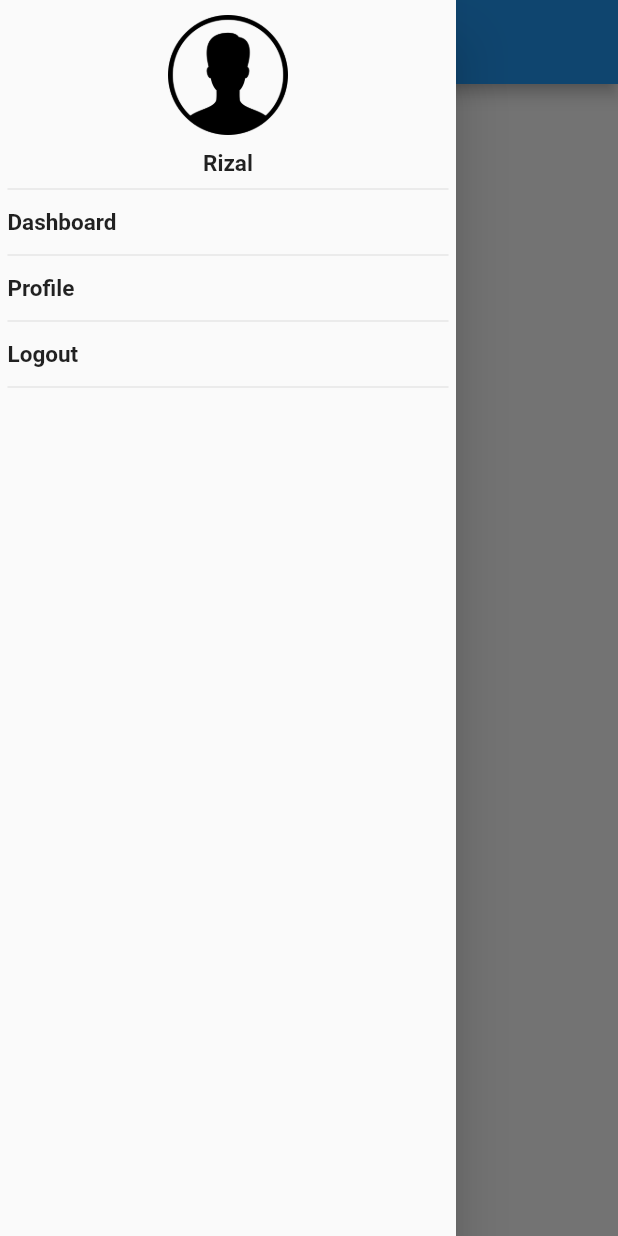
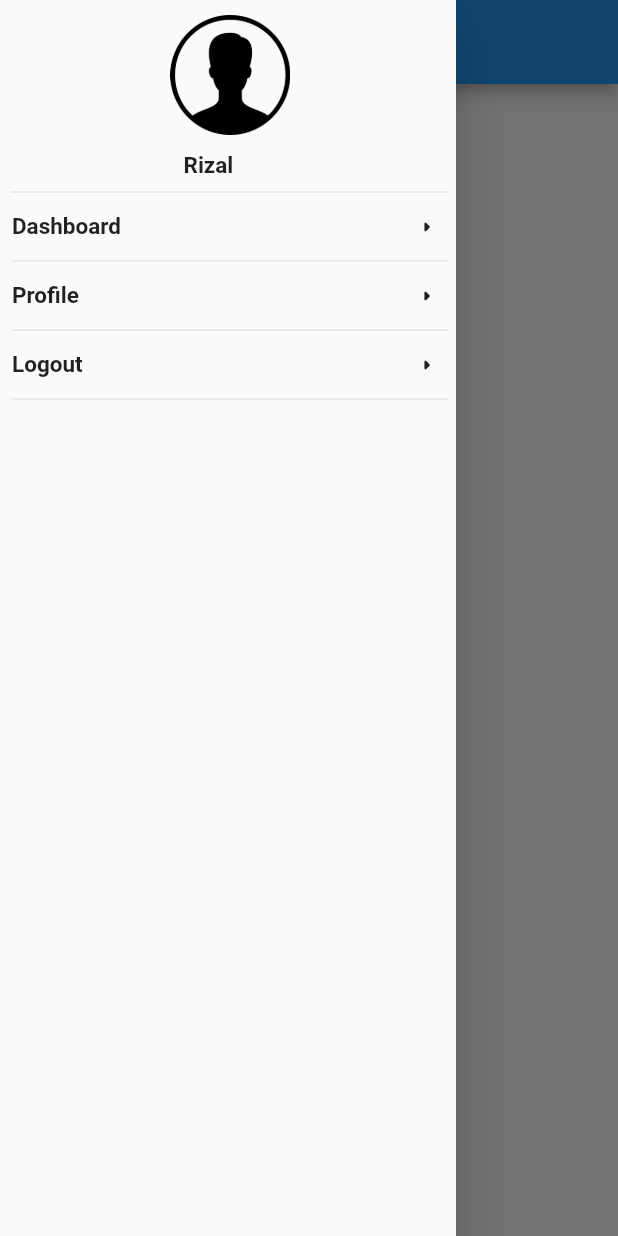
Before and after one commit to rizalsafril/flutter_beginner, a Flutter app: the screen it shows after launch, with the side drawer open, on a phone screen of 412 x 824 dp. Run offline on Flutter 3.47's test engine with Material 2 defaults, Android fonts, the phone set to English and light mode, and no system bars.

Commit message:
Lesson part 3

```diff
--- a/lib/data/menu.dart
+++ b/lib/data/menu.dart
@@ -1,12 +1,15 @@
+import 'package:flutter/material.dart';
+
 class Menu {
   final String item;
+  final IconData icon;
 
-  const Menu({this.item});
+  const Menu({this.item, this.icon});
 }
 
 const List<Menu> menu = <Menu>[
   Menu(item: "Rizal"),
-  Menu(item: "Dashboard"),
-  Menu(item: "Profile"),
-  Menu(item: "Logout"),
+  Menu(item: "Dashboard", icon: Icons.arrow_right_rounded),
+  Menu(item: "Profile", icon: Icons.arrow_right_rounded),
+  Menu(item: "Logout", icon: Icons.arrow_right_rounded),
 ];
--- a/lib/home/home.dart
+++ b/lib/home/home.dart
@@ -1,13 +1,22 @@
 import 'package:flutter/material.dart';
 import 'package:flutter_beginner/data/menu.dart';
+import 'package:flutter_beginner/home/dashboard.dart';
+import 'package:flutter_beginner/home/profile.dart';
 
-class MyHome extends StatelessWidget {
-  const MyHome({Key key}) : super(key: key);
+class MyHome extends StatefulWidget {
+  MyHome({Key key}) : super(key: key);
+
+  @override
+  _MyHomeState createState() => _MyHomeState();
+}
+
+class _MyHomeState extends State<MyHome> {
+  final items = menu.map((Menu e) => Menu(item: e.item, icon: e.icon)).toList();
+
+  int _currentIndex;
 
   @override
   Widget build(BuildContext context) {
-    final items = menu.map((Menu e) => Menu(item: e.item)).toList();
-
     return SafeArea(
       child: Scaffold(
         appBar: AppBar(
@@ -26,9 +35,34 @@ class MyHome extends StatelessWidget {
             ],
           ),
         ),
-        drawer: Drawer(
+        drawer: _showingDrawer(context, items),
+        body: Stack(
+          children: [
+            Offstage(
+              offstage: _currentIndex != 1,
+              child: TickerMode(
+                enabled: _currentIndex == 1,
+                child: Dashboard(),
+              ),
+            ),
+            Offstage(
+              offstage: _currentIndex != 2,
+              child: TickerMode(
+                enabled: _currentIndex == 2,
+                child: Profile(),
+              ),
+            ),
+          ],
+        ),
+      ),
+    );
+  }
+
+  ///This is a drawer
+  Widget _showingDrawer(BuildContext context, List items) {
+    return Drawer(
       child: Padding(
-            padding: const EdgeInsets.fromLTRB(5, 5, 5, 5),
+        padding: const EdgeInsets.fromLTRB(8, 5, 5, 5),
         child: ListView.separated(
           itemCount: items.length,
           separatorBuilder: (BuildContext context, int index) {
@@ -47,8 +81,7 @@ class MyHome extends StatelessWidget {
                         width: 80,
                         decoration: BoxDecoration(
                             image: DecorationImage(
-                                    image: AssetImage(
-                                        "assets/images/usericon.png"),
+                                image: AssetImage("assets/images/usericon.png"),
                                 fit: BoxFit.fill)),
                       ),
                     ),
@@ -56,12 +89,17 @@ class MyHome extends StatelessWidget {
                     Row(
                       children: [
                         Expanded(
+                          flex: 9,
                           child: Text(
                             items[i].item,
                             style: TextStyle(
                                 fontSize: 15, fontWeight: FontWeight.bold),
                             textAlign: TextAlign.center,
                           ),
+                        ),
+                        Expanded(
+                          flex: 1,
+                          child: Icon(items[i].icon, size: 20),
                         )
                       ],
                     )
@@ -72,18 +110,28 @@ class MyHome extends StatelessWidget {
               case 3:
                 return Column(
                   children: [
-                        Padding(
+                    InkWell(
+                      onTap: () {
+                        Navigator.pop(context);
+                      },
+                      child: Padding(
                         padding: const EdgeInsets.only(top: 5, bottom: 5),
                         child: Row(
                           children: [
                             Expanded(
+                              flex: 9,
                               child: Text(items[i].item,
                                   style: TextStyle(
                                     fontSize: 15,
                                     fontWeight: FontWeight.bold,
                                   )),
+                            ),
+                            Expanded(
+                              flex: 1,
+                              child: Icon(items[i].icon, size: 20),
                             )
                           ],
+                        ),
                       ),
                     ),
                     Divider(),
@@ -91,18 +139,37 @@ class MyHome extends StatelessWidget {
                 );
                 break;
               default:
-                    return Padding(
+                return InkWell(
+                  onTap: () {
+                    switch (i) {
+                      case 1:
+                        setState(() => _currentIndex = 1);
+                        Navigator.pop(context);
+                        break;
+                      case 2:
+                        setState(() => _currentIndex = 2);
+                        Navigator.pop(context);
+                        break;
+                    }
+                  },
+                  child: Padding(
                     padding: const EdgeInsets.only(top: 5, bottom: 5),
                     child: Row(
                       children: [
                         Expanded(
+                          flex: 9,
                           child: Text(
                             items[i].item,
                             style: TextStyle(
                                 fontSize: 15, fontWeight: FontWeight.bold),
                           ),
+                        ),
+                        Expanded(
+                          flex: 1,
+                          child: Icon(items[i].icon, size: 20),
                         )
                       ],
+                    ),
                   ),
                 );
                 break;
@@ -110,8 +177,6 @@ class MyHome extends StatelessWidget {
           },
         ),
       ),
-        ),
-      ),
     );
   }
 }
```
Also changed, not shown: lib/home/dashboard.dart (added, +25 -0 lines), lib/home/profile.dart (added, +25 -0 lines). Lines whose indentation alone changed are shown as unchanged.
